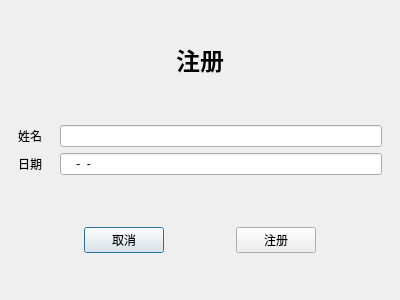
Qt form ui/reg.ui (fanenr/cxx-DB-client) before a commit.
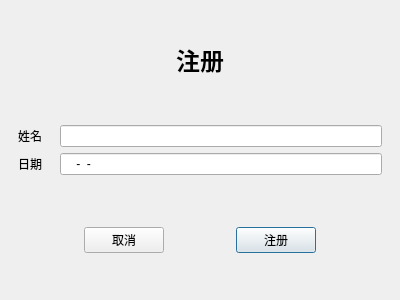
The same form after that commit.

```diff
--- a/ui/reg.ui
+++ b/ui/reg.ui
@@ -105,6 +105,9 @@
        <property name="text">
         <string>注册</string>
        </property>
+       <property name="default">
+        <bool>true</bool>
+       </property>
       </widget>
      </item>
     </layout>
```
